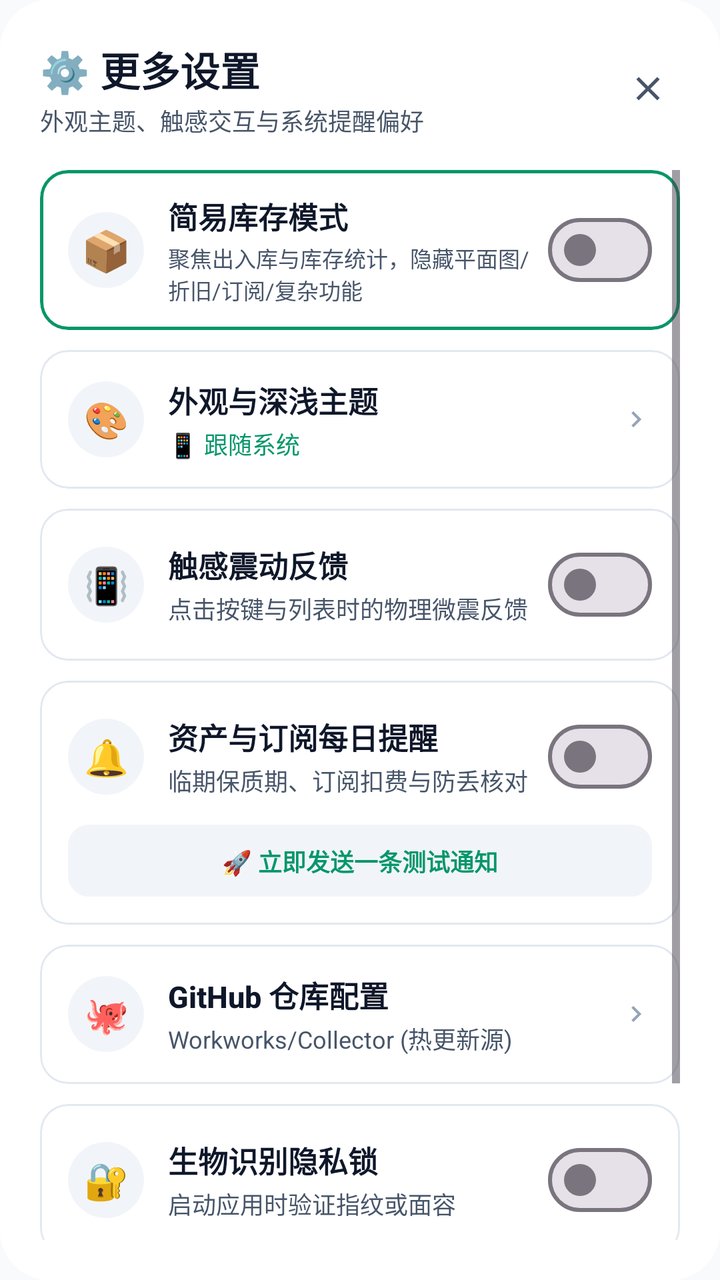
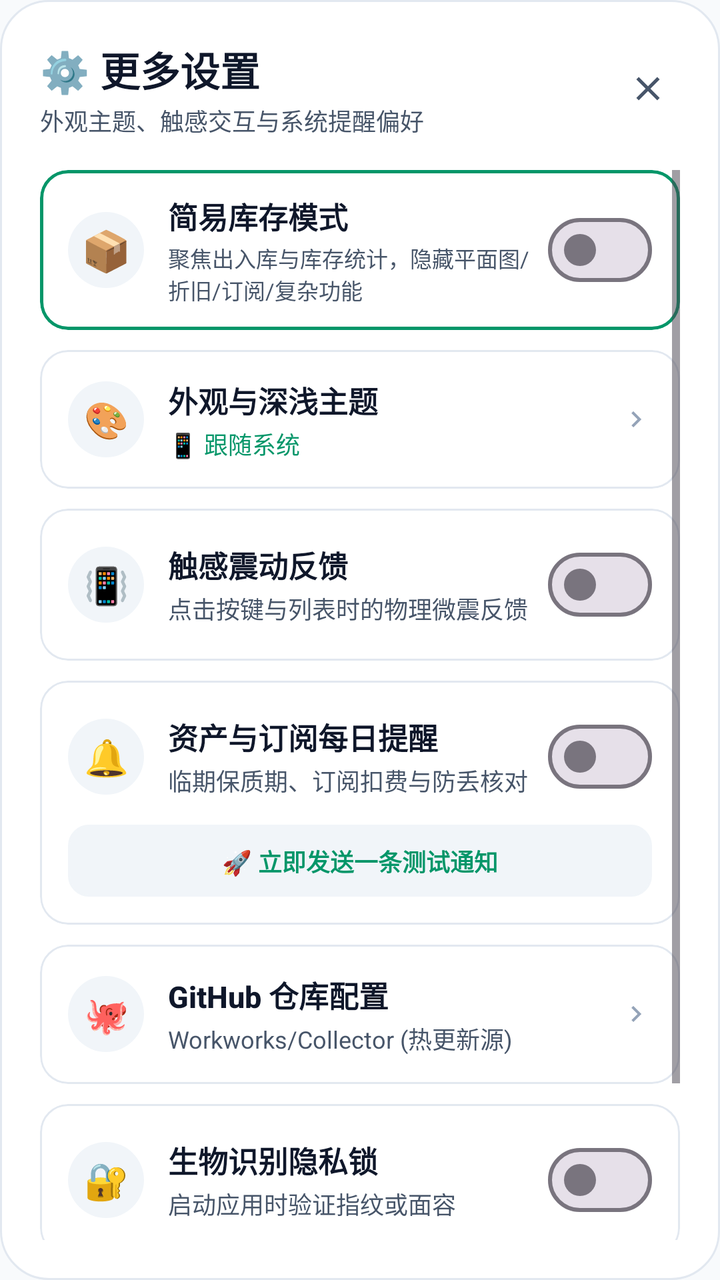

Before-and-after screenshots of an Android layout around one commit, followed by the original layout XML and the change that was made.
<!-- AndroidManifest.xml: application theme Theme.DiaperTracker -->
<!-- res/layout/dialog_more_settings.xml -->
<?xml version="1.0" encoding="utf-8"?>
<LinearLayout
    xmlns:android="http://schemas.android.com/apk/res/android"
    xmlns:app="http://schemas.android.com/apk/res-auto"
    android:layout_width="match_parent"
    android:layout_height="wrap_content"
    android:orientation="vertical"
    android:background="@drawable/bg_dialog_card"
    android:backgroundTint="@color/card"
    android:padding="20dp">

    
    <LinearLayout
        android:layout_width="match_parent"
        android:layout_height="wrap_content"
        android:orientation="horizontal"
        android:gravity="center_vertical"
        android:layout_marginBottom="16dp">

        <LinearLayout
            android:layout_width="0dp"
            android:layout_height="wrap_content"
            android:layout_weight="1"
            android:orientation="vertical">

            <TextView
                android:layout_width="wrap_content"
                android:layout_height="wrap_content"
                android:text="⚙️ 更多设置"
                android:textSize="20sp"
                android:textStyle="bold"
                android:textColor="@color/text_primary"
                android:fontFamily="sans-serif-medium" />

            <TextView
                android:layout_width="wrap_content"
                android:layout_height="wrap_content"
                android:text="外观主题、触感交互与系统提醒偏好"
                android:textSize="12sp"
                android:textColor="@color/text_secondary"
                android:layout_marginTop="2dp" />
        </LinearLayout>

        <ImageView
            android:id="@+id/btn_close_settings"
            android:layout_width="32dp"
            android:layout_height="32dp"
            android:padding="6dp"
            android:src="@drawable/ic_close"
            app:tint="@color/text_secondary"
            android:contentDescription="关闭"
            android:clickable="true"
            android:focusable="true"
            android:background="?attr/selectableItemBackgroundBorderless" />
    </LinearLayout>

    <ScrollView
        android:layout_width="match_parent"
        android:layout_height="wrap_content"
        android:maxHeight="420dp"
        android:overScrollMode="never">

        <LinearLayout
            android:layout_width="match_parent"
            android:layout_height="wrap_content"
            android:orientation="vertical">

            
            <com.google.android.material.card.MaterialCardView
                android:id="@+id/card_setting_simple_mode"
                android:layout_width="match_parent"
                android:layout_height="wrap_content"
                android:layout_marginBottom="10dp"
                app:cardCornerRadius="14dp"
                app:cardElevation="0dp"
                app:cardBackgroundColor="@color/card"
                app:strokeColor="@color/primary"
                app:strokeWidth="1.5dp">

                <LinearLayout
                    android:layout_width="match_parent"
                    android:layout_height="wrap_content"
                    android:orientation="horizontal"
                    android:gravity="center_vertical"
                    android:paddingHorizontal="14dp"
                    android:paddingVertical="12dp">

                    <TextView
                        android:layout_width="38dp"
                        android:layout_height="38dp"
                        android:gravity="center"
                        android:text="📦"
                        android:textSize="20sp"
                        android:background="@drawable/bg_icon_circle"
                        android:backgroundTint="@color/input_bg" />

                    <LinearLayout
                        android:layout_width="0dp"
                        android:layout_height="wrap_content"
                        android:layout_weight="1"
                        android:layout_marginStart="12dp"
                        android:orientation="vertical">

                        <TextView
                            android:layout_width="wrap_content"
                            android:layout_height="wrap_content"
                            android:text="简易库存模式"
                            android:textSize="15sp"
                            android:textStyle="bold"
                            android:textColor="@color/text_primary"
                            android:fontFamily="sans-serif-medium" />

                        <TextView
                            android:layout_width="wrap_content"
                            android:layout_height="wrap_content"
                            android:text="聚焦出入库与库存统计，隐藏平面图/折旧/订阅/复杂功能"
                            android:textSize="11sp"
                            android:textColor="@color/text_secondary"
                            android:layout_marginTop="2dp" />
                    </LinearLayout>

                    <com.google.android.material.materialswitch.MaterialSwitch
                        android:id="@+id/switch_simple_mode"
                        android:layout_width="wrap_content"
                        android:layout_height="wrap_content"
                        android:layout_marginStart="8dp" />
                </LinearLayout>
            </com.google.android.material.card.MaterialCardView>

            
            <com.google.android.material.card.MaterialCardView
                android:id="@+id/card_setting_theme"
                android:layout_width="match_parent"
                android:layout_height="wrap_content"
                android:layout_marginBottom="10dp"
                app:cardCornerRadius="14dp"
                app:cardElevation="0dp"
                app:cardBackgroundColor="@color/card"
                app:strokeColor="@color/card_border"
                app:strokeWidth="1dp"
                android:clickable="true"
                android:focusable="true"
                android:foreground="?attr/selectableItemBackground">

                <LinearLayout
                    android:layout_width="match_parent"
                    android:layout_height="wrap_content"
                    android:orientation="horizontal"
                    android:gravity="center_vertical"
                    android:paddingHorizontal="14dp"
                    android:paddingVertical="14dp">

                    <TextView
                        android:layout_width="38dp"
                        android:layout_height="38dp"
                        android:gravity="center"
                        android:text="🎨"
                        android:textSize="18sp"
                        android:background="@drawable/bg_icon_circle"
                        android:backgroundTint="@color/input_bg" />

                    <LinearLayout
                        android:layout_width="0dp"
                        android:layout_height="wrap_content"
                        android:layout_weight="1"
                        android:layout_marginStart="12dp"
                        android:orientation="vertical">

                        <TextView
                            android:layout_width="wrap_content"
                            android:layout_height="wrap_content"
                            android:text="外观与深浅主题"
                            android:textSize="15sp"
                            android:textStyle="bold"
                            android:textColor="@color/text_primary"
                            android:fontFamily="sans-serif-medium" />

                        <TextView
                            android:id="@+id/tv_current_theme_desc"
                            android:layout_width="wrap_content"
                            android:layout_height="wrap_content"
                            android:text="📱 跟随系统"
                            android:textSize="12sp"
                            android:textColor="@color/primary"
                            android:layout_marginTop="2dp" />
                    </LinearLayout>

                    <ImageView
                        android:layout_width="16dp"
                        android:layout_height="16dp"
                        android:src="@drawable/ic_arrow_right"
                        app:tint="@color/text_hint"
                        android:contentDescription="进入" />
                </LinearLayout>
            </com.google.android.material.card.MaterialCardView>

            
            <com.google.android.material.card.MaterialCardView
                android:layout_width="match_parent"
                android:layout_height="wrap_content"
                android:layout_marginBottom="10dp"
                app:cardCornerRadius="14dp"
                app:cardElevation="0dp"
                app:cardBackgroundColor="@color/card"
                app:strokeColor="@color/card_border"
                app:strokeWidth="1dp">

                <LinearLayout
                    android:layout_width="match_parent"
                    android:layout_height="wrap_content"
                    android:orientation="horizontal"
                    android:gravity="center_vertical"
                    android:paddingHorizontal="14dp"
                    android:paddingVertical="14dp">

                    <TextView
                        android:layout_width="38dp"
                        android:layout_height="38dp"
                        android:gravity="center"
                        android:text="📳"
                        android:textSize="18sp"
                        android:background="@drawable/bg_icon_circle"
                        android:backgroundTint="@color/input_bg" />

                    <LinearLayout
                        android:layout_width="0dp"
                        android:layout_height="wrap_content"
                        android:layout_weight="1"
                        android:layout_marginStart="12dp"
                        android:layout_marginEnd="8dp"
                        android:orientation="vertical">

                        <TextView
                            android:layout_width="wrap_content"
                            android:layout_height="wrap_content"
                            android:text="触感震动反馈"
                            android:textSize="15sp"
                            android:textStyle="bold"
                            android:textColor="@color/text_primary"
                            android:fontFamily="sans-serif-medium" />

                        <TextView
                            android:layout_width="wrap_content"
                            android:layout_height="wrap_content"
                            android:text="点击按键与列表时的物理微震反馈"
                            android:textSize="12sp"
                            android:textColor="@color/text_secondary"
                            android:layout_marginTop="2dp" />
                    </LinearLayout>

                    <com.google.android.material.materialswitch.MaterialSwitch
                        android:id="@+id/switch_haptic_feedback"
                        android:layout_width="wrap_content"
                        android:layout_height="wrap_content" />
                </LinearLayout>
            </com.google.android.material.card.MaterialCardView>

            
            <com.google.android.material.card.MaterialCardView
                android:layout_width="match_parent"
                android:layout_height="wrap_content"
                android:layout_marginBottom="10dp"
                app:cardCornerRadius="14dp"
                app:cardElevation="0dp"
                app:cardBackgroundColor="@color/card"
                app:strokeColor="@color/card_border"
                app:strokeWidth="1dp">

                <LinearLayout
                    android:layout_width="match_parent"
                    android:layout_height="wrap_content"
                    android:orientation="vertical"
                    android:padding="14dp">

                    <LinearLayout
                        android:layout_width="match_parent"
                        android:layout_height="wrap_content"
                        android:orientation="horizontal"
                        android:gravity="center_vertical">

                        <TextView
                            android:layout_width="38dp"
                            android:layout_height="38dp"
                            android:gravity="center"
                            android:text="🔔"
                            android:textSize="18sp"
                            android:background="@drawable/bg_icon_circle"
                            android:backgroundTint="@color/input_bg" />

                        <LinearLayout
                            android:layout_width="0dp"
                            android:layout_height="wrap_content"
                            android:layout_weight="1"
                            android:layout_marginStart="12dp"
                            android:layout_marginEnd="8dp"
                            android:orientation="vertical">

                            <TextView
                                android:layout_width="wrap_content"
                                android:layout_height="wrap_content"
                                android:text="资产与订阅每日提醒"
                                android:textSize="15sp"
                                android:textStyle="bold"
                                android:textColor="@color/text_primary"
                                android:fontFamily="sans-serif-medium" />

                            <TextView
                                android:layout_width="wrap_content"
                                android:layout_height="wrap_content"
                                android:text="临期保质期、订阅扣费与防丢核对"
                                android:textSize="12sp"
                                android:textColor="@color/text_secondary"
                                android:layout_marginTop="2dp" />
                        </LinearLayout>

                        <com.google.android.material.materialswitch.MaterialSwitch
                            android:id="@+id/switch_daily_reminder"
                            android:layout_width="wrap_content"
                            android:layout_height="wrap_content" />
                    </LinearLayout>

                    
                    <LinearLayout
                        android:id="@+id/btn_send_test_notification"
                        android:layout_width="match_parent"
                        android:layout_height="36dp"
                        android:layout_marginTop="10dp"
                        android:orientation="horizontal"
                        android:gravity="center"
                        android:background="@drawable/bg_chip_inactive"
                        android:backgroundTint="@color/input_bg"
                        android:clickable="true"
                        android:focusable="true">

                        <TextView
                            android:layout_width="wrap_content"
                            android:layout_height="wrap_content"
                            android:text="🚀 立即发送一条测试通知"
                            android:textSize="12sp"
                            android:textColor="@color/primary"
                            android:textStyle="bold" />
                    </LinearLayout>
                </LinearLayout>
            </com.google.android.material.card.MaterialCardView>

            
            <com.google.android.material.card.MaterialCardView
                android:id="@+id/card_setting_repo"
                android:layout_width="match_parent"
                android:layout_height="wrap_content"
                android:layout_marginBottom="10dp"
                app:cardCornerRadius="14dp"
                app:cardElevation="0dp"
                app:cardBackgroundColor="@color/card"
                app:strokeColor="@color/card_border"
                app:strokeWidth="1dp"
                android:clickable="true"
                android:focusable="true"
                android:foreground="?attr/selectableItemBackground">

                <LinearLayout
                    android:layout_width="match_parent"
                    android:layout_height="wrap_content"
                    android:orientation="horizontal"
                    android:gravity="center_vertical"
                    android:paddingHorizontal="14dp"
                    android:paddingVertical="14dp">

                    <TextView
                        android:layout_width="38dp"
                        android:layout_height="38dp"
                        android:gravity="center"
                        android:text="🐙"
                        android:textSize="18sp"
                        android:background="@drawable/bg_icon_circle"
                        android:backgroundTint="@color/input_bg" />

                    <LinearLayout
                        android:layout_width="0dp"
                        android:layout_height="wrap_content"
                        android:layout_weight="1"
                        android:layout_marginStart="12dp"
                        android:orientation="vertical">

                        <TextView
                            android:layout_width="wrap_content"
                            android:layout_height="wrap_content"
                            android:text="GitHub 仓库配置"
                            android:textSize="15sp"
                            android:textStyle="bold"
                            android:textColor="@color/text_primary"
                            android:fontFamily="sans-serif-medium" />

                        <TextView
                            android:id="@+id/tv_current_repo_desc"
                            android:layout_width="wrap_content"
                            android:layout_height="wrap_content"
                            android:text="Workworks/Collector (热更新源)"
                            android:textSize="12sp"
                            android:textColor="@color/text_secondary"
                            android:layout_marginTop="2dp" />
                    </LinearLayout>

                    <ImageView
                        android:layout_width="16dp"
                        android:layout_height="16dp"
                        android:src="@drawable/ic_arrow_right"
                        app:tint="@color/text_hint"
                        android:contentDescription="配置" />
                </LinearLayout>
            </com.google.android.material.card.MaterialCardView>

            
            <com.google.android.material.card.MaterialCardView
                android:id="@+id/card_setting_biometric"
                android:layout_width="match_parent"
                android:layout_height="wrap_content"
                android:layout_marginBottom="10dp"
                app:cardCornerRadius="14dp"
                app:cardElevation="0dp"
                app:cardBackgroundColor="@color/card"
                app:strokeColor="@color/card_border"
                app:strokeWidth="1dp">

                <LinearLayout
                    android:layout_width="match_parent"
                    android:layout_height="wrap_content"
                    android:orientation="horizontal"
                    android:gravity="center_vertical"
                    android:paddingHorizontal="14dp"
                    android:paddingVertical="14dp">

                    <TextView
                        android:layout_width="38dp"
                        android:layout_height="38dp"
                        android:gravity="center"
                        android:text="🔐"
                        android:textSize="18sp"
                        android:background="@drawable/bg_icon_circle"
                        android:backgroundTint="@color/input_bg" />

                    <LinearLayout
                        android:layout_width="0dp"
                        android:layout_height="wrap_content"
                        android:layout_weight="1"
                        android:layout_marginStart="12dp"
                        android:orientation="vertical">

                        <TextView
                            android:layout_width="wrap_content"
                            android:layout_height="wrap_content"
                            android:text="生物识别隐私锁"
                            android:textSize="15sp"
                            android:textStyle="bold"
                            android:textColor="@color/text_primary"
                            android:fontFamily="sans-serif-medium" />

                        <TextView
                            android:layout_width="wrap_content"
                            android:layout_height="wrap_content"
                            android:text="启动应用时验证指纹或面容"
                            android:textSize="12sp"
                            android:textColor="@color/text_secondary"
                            android:layout_marginTop="2dp" />
                    </LinearLayout>

                    <com.google.android.material.materialswitch.MaterialSwitch
                        android:id="@+id/switch_biometric_lock"
                        android:layout_width="wrap_content"
                        android:layout_height="wrap_content" />
                </LinearLayout>
            </com.google.android.material.card.MaterialCardView>

            
            <com.google.android.material.card.MaterialCardView
                android:id="@+id/card_setting_webdav"
                android:layout_width="match_parent"
                android:layout_height="wrap_content"
                android:layout_marginBottom="4dp"
                app:cardCornerRadius="14dp"
                app:cardElevation="0dp"
                app:cardBackgroundColor="@color/card"
                app:strokeColor="@color/card_border"
                app:strokeWidth="1dp"
                android:clickable="true"
                android:focusable="true"
                android:foreground="?attr/selectableItemBackground">

                <LinearLayout
                    android:layout_width="match_parent"
                    android:layout_height="wrap_content"
                    android:orientation="horizontal"
                    android:gravity="center_vertical"
                    android:paddingHorizontal="14dp"
                    android:paddingVertical="14dp">

                    <TextView
                        android:layout_width="38dp"
                        android:layout_height="38dp"
                        android:gravity="center"
                        android:text="☁️"
                        android:textSize="18sp"
                        android:background="@drawable/bg_icon_circle"
                        android:backgroundTint="@color/input_bg" />

                    <LinearLayout
                        android:layout_width="0dp"
                        android:layout_height="wrap_content"
                        android:layout_weight="1"
                        android:layout_marginStart="12dp"
                        android:orientation="vertical">

                        <TextView
                            android:layout_width="wrap_content"
                            android:layout_height="wrap_content"
                            android:text="WebDAV 私有云同步"
                            android:textSize="15sp"
                            android:textStyle="bold"
                            android:textColor="@color/text_primary"
                            android:fontFamily="sans-serif-medium" />

                        <TextView
                            android:id="@+id/tv_current_webdav_desc"
                            android:layout_width="wrap_content"
                            android:layout_height="wrap_content"
                            android:text="坚果云 / Nextcloud / 群晖多端同步"
                            android:textSize="12sp"
                            android:textColor="@color/text_secondary"
                            android:layout_marginTop="2dp" />
                    </LinearLayout>

                    <ImageView
                        android:layout_width="16dp"
                        android:layout_height="16dp"
                        android:src="@drawable/ic_arrow_right"
                        app:tint="@color/text_hint"
                        android:contentDescription="进入" />
                </LinearLayout>
            </com.google.android.material.card.MaterialCardView>

        </LinearLayout>
    </ScrollView>

    
    <Button
        android:id="@+id/btn_dialog_done"
        android:layout_width="match_parent"
        android:layout_height="48dp"
        android:layout_marginTop="16dp"
        android:text="完成"
        android:textSize="14sp"
        android:textStyle="bold"
        android:textColor="#FFFFFF"
        android:background="@drawable/bg_btn_primary"
        style="?android:attr/borderlessButtonStyle" />

</LinearLayout>
<!-- resources referenced by this layout -->
<resources>
  <color name="card">#FFFFFF</color>
  <color name="card_border">#E2E8F0</color>
  <color name="input_bg">#F1F5F9</color>
  <color name="primary">#059669</color>
  <color name="text_hint">#94A3B8</color>
  <color name="text_primary">#0F172A</color>
  <color name="text_secondary">#475569</color>
  <!-- drawable bg_btn_primary (drawable) -->
  <?xml version="1.0" encoding="utf-8"?>
  <ripple xmlns:android="http://schemas.android.com/apk/res/android"
      android:color="#40FFFFFF">
      <item>
          <shape android:shape="rectangle">
              <gradient
                  android:angle="135"
                  android:startColor="#10B981"
                  android:endColor="#059669" />
              <corners android:radius="14dp" />
          </shape>
      </item>
  </ripple>
  <!-- drawable bg_chip_inactive (drawable) -->
  <?xml version="1.0" encoding="utf-8"?>
  <shape xmlns:android="http://schemas.android.com/apk/res/android"
      android:shape="rectangle">
      <solid android:color="@color/card" />
      <stroke android:width="1dp" android:color="@color/card_border" />
      <corners android:radius="10dp" />
  </shape>
  <!-- drawable bg_dialog_card (drawable) -->
  <?xml version="1.0" encoding="utf-8"?>
  <shape xmlns:android="http://schemas.android.com/apk/res/android"
      android:shape="rectangle">
      <solid android:color="@color/card" />
      <corners android:radius="24dp" />
      <stroke
          android:width="1dp"
          android:color="@color/card_border" />
  </shape>
  <!-- drawable bg_icon_circle (drawable) -->
  <?xml version="1.0" encoding="utf-8"?>
  <shape xmlns:android="http://schemas.android.com/apk/res/android"
      android:shape="oval">
      <gradient
          android:type="linear"
          android:angle="135"
          android:startColor="#10B981"
          android:endColor="#059669" />
  </shape>
  <!-- drawable ic_arrow_right (drawable) -->
  <vector xmlns:android="http://schemas.android.com/apk/res/android"
      android:width="24dp"
      android:height="24dp"
      android:viewportWidth="24"
      android:viewportHeight="24">
      <path
          android:fillColor="@color/text_secondary"
          android:pathData="M8.59,16.59L13.17,12L8.59,7.41L10,6l6,6l-6,6L8.59,16.59z" />
  </vector>
  <!-- drawable ic_close (drawable) -->
  <vector xmlns:android="http://schemas.android.com/apk/res/android"
      android:width="24dp"
      android:height="24dp"
      android:viewportWidth="24"
      android:viewportHeight="24">
      <path
          android:fillColor="#FFFFFFFF"
          android:pathData="M19,6.41L17.59,5 12,10.59 6.41,5 5,6.41 10.59,12 5,17.59 6.41,19 12,13.41 17.59,19 19,17.59 13.41,12z" />
  </vector>
  <style name="Theme.DiaperTracker" parent="Theme.Material3.DayNight.NoActionBar">
          <item name="colorPrimary">@color/primary</item>
          <item name="colorPrimaryDark">@color/primary_dark</item>
          <item name="colorSecondary">@color/accent</item>
          <item name="android:colorBackground">@color/background</item>
          <item name="android:statusBarColor">@color/primary_dark</item>
          <item name="android:windowLightStatusBar">false</item>
          <item name="android:navigationBarColor">@color/card</item>
          <item name="android:windowLightNavigationBar">true</item>
      </style>
  <color name="primary_dark">#047857</color>
  <color name="accent">#F59E0B</color>
  <color name="background">#F8FAFC</color>
</resources>

<!-- the commit's change to res/layout/dialog_more_settings.xml (unified diff, before → after) -->
@@ -6,7 +6,6 @@
     android:layout_height="wrap_content"
     android:orientation="vertical"
     android:background="@drawable/bg_dialog_card"
-    android:backgroundTint="@color/card"
     android:padding="20dp">
 
     
